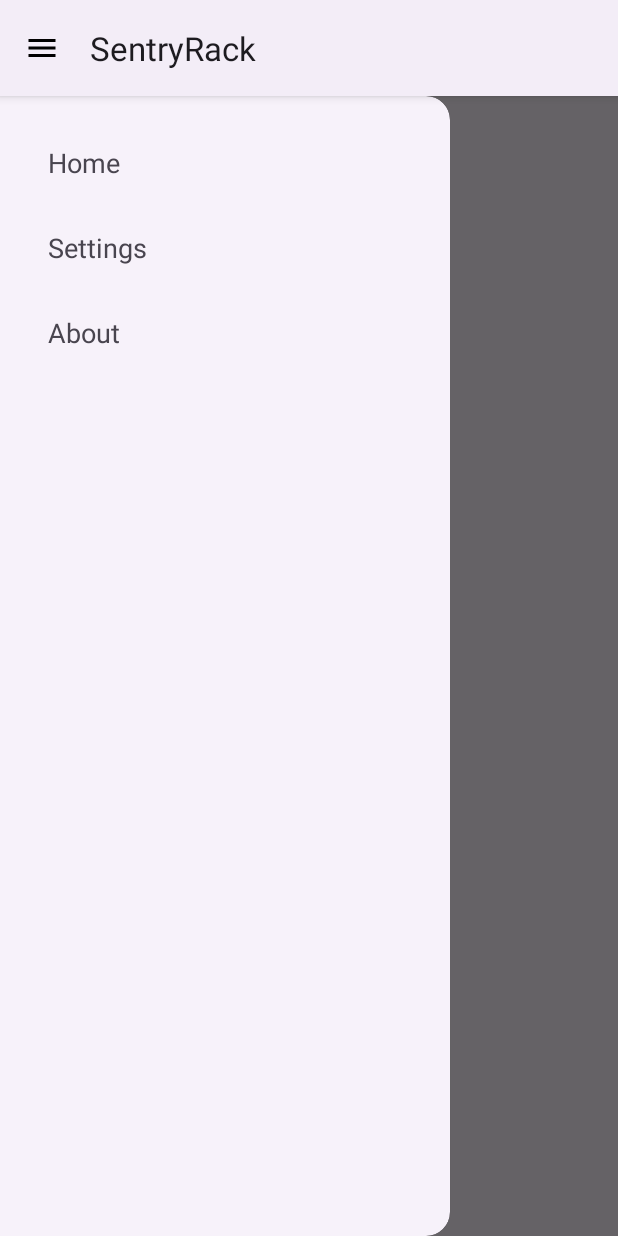
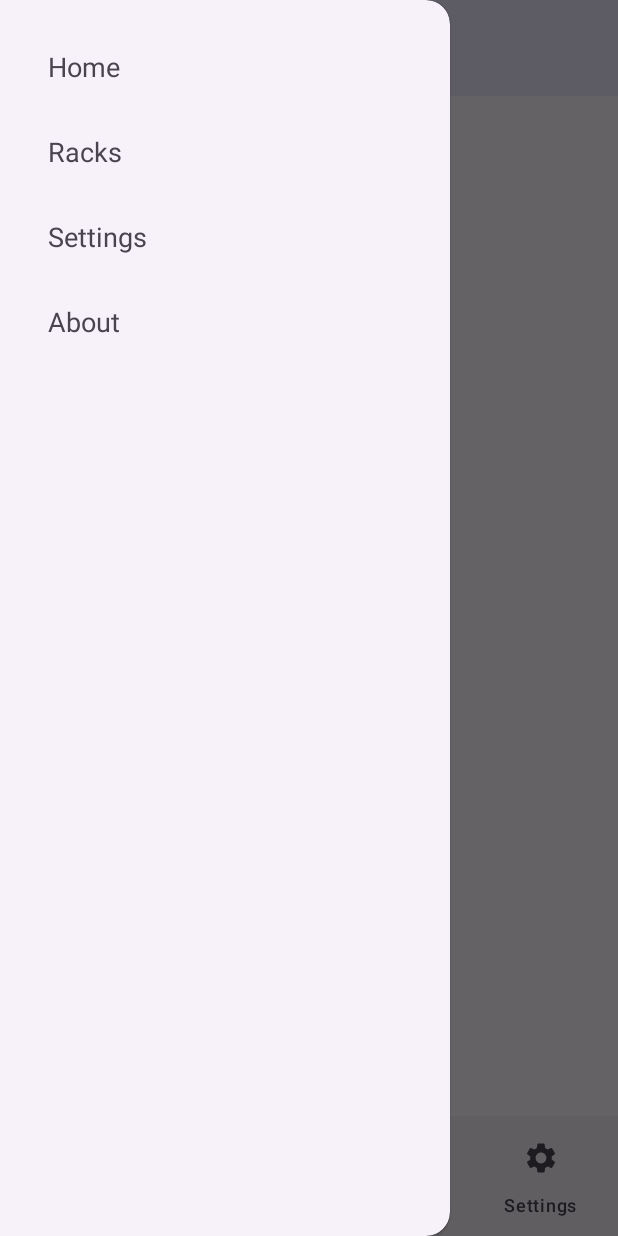
Before and after one commit to DucAnhVo9381/SentryRack, an Android app: the screen it shows after launch (MainActivity), after a tap on "Open navigation drawer", on a phone screen of 412 x 824 dp. Run offline under Robolectric (Android 15) with nearby library versions, the phone set to English and light mode, and no system bars.

Commit message:
Add bottom navigation, toolbar and Racks drawer item

```diff
--- a/app/src/main/java/ca/kava/it/sentryrack/MainActivity.java
+++ b/app/src/main/java/ca/kava/it/sentryrack/MainActivity.java
@@ -7,29 +7,32 @@ package ca.kava.it.sentryrack;
 import android.animation.Animator;
 import android.animation.AnimatorListenerAdapter;
 import android.animation.ObjectAnimator;
-import android.content.DialogInterface;
 import android.os.Bundle;
 import android.view.View;
 import android.view.animation.OvershootInterpolator;
+import android.widget.TextView;
 
-import androidx.activity.EdgeToEdge;
+import androidx.appcompat.app.ActionBarDrawerToggle;
 import androidx.appcompat.app.AlertDialog;
 import androidx.appcompat.app.AppCompatActivity;
 import androidx.core.graphics.Insets;
 import androidx.core.splashscreen.SplashScreen;
+import androidx.core.view.GravityCompat;
 import androidx.core.view.ViewCompat;
 import androidx.core.view.WindowInsetsCompat;
-import androidx.core.view.GravityCompat;
 import androidx.drawerlayout.widget.DrawerLayout;
-import androidx.appcompat.app.ActionBarDrawerToggle;
-import android.widget.TextView;
+import androidx.fragment.app.Fragment;
 
-
-
+import com.google.android.material.appbar.MaterialToolbar;
+import com.google.android.material.bottomnavigation.BottomNavigationView;
 
 public class MainActivity extends AppCompatActivity {
     // variable determines splash remains visible or disappears
     private volatile boolean keepSplash = true;
+
+    // Drawer and bottom bar are fields so every method can use them
+    private DrawerLayout drawerLayout;
+    private BottomNavigationView bottomNav;
 
     @Override
     protected void onCreate(Bundle savedInstanceState) {
@@ -80,8 +83,17 @@ public class MainActivity extends AppCompatActivity {
         findViewById(android.R.id.content).postDelayed(() -> keepSplash = false, 5000);
 
         setContentView(R.layout.activity_main);
+
+        /** Setup toolbar as the app bar
+         * @author Krushna
+         * @date 2026-09-28
+         */
+        // The toolbar lives inside the layout (not the window), so the drawer can slide over it
+        MaterialToolbar toolbar = findViewById(R.id.toolbar);
+        setSupportActionBar(toolbar);
+
         // Setup navigation drawer
-        DrawerLayout drawerLayout = findViewById(R.id.drawerLayout);
+        drawerLayout = findViewById(R.id.drawerLayout);
 
         ActionBarDrawerToggle drawerToggle = new ActionBarDrawerToggle(
                 this,
@@ -93,38 +105,81 @@ public class MainActivity extends AppCompatActivity {
         drawerLayout.addDrawerListener(drawerToggle);
         drawerToggle.syncState();
 
+        /** Fix drawer overlapping the status bar (edge-to-edge)
+         * @author Krushna
+         * @date 2026-09-28
+         */
+        // Adds padding equal to the status bar and gesture bar heights so drawer items are not hidden
+        ViewCompat.setOnApplyWindowInsetsListener(findViewById(R.id.navigationView), (v, insets) -> {
+            Insets bars = insets.getInsets(WindowInsetsCompat.Type.systemBars());
+            v.setPadding(0, bars.top, 0, bars.bottom);
+            return WindowInsetsCompat.CONSUMED;
+        });
+
         if (getSupportActionBar() != null) {
             getSupportActionBar().setDisplayHomeAsUpEnabled(true);
             getSupportActionBar().setHomeAsUpIndicator(R.drawable.ic_menu);
         }
+
+        /** Setup bottom navigation
+         * @author Krushna
+         * @date 2026-09-28
+         */
+        bottomNav = findViewById(R.id.bottomNavigation);
+
+        // Opens the matching screen when a bottom tab is tapped
+        bottomNav.setOnItemSelectedListener(item -> {
+            int id = item.getItemId();
+            Fragment fragment;
+
+            // if/else is used instead of switch because resource IDs are not final in newer Gradle versions
+            if (id == R.id.nav_racks) {
+                fragment = new RacksFragment();
+            } else if (id == R.id.nav_alerts) {
+                fragment = new AlertsFragment();
+            } else if (id == R.id.nav_settings) {
+                fragment = new SettingsFragment();
+            } else {
+                fragment = new HomeFragment();
+            }
+
+            showFragment(fragment);
+            return true;
+        });
+
+        // Show Home when the app first opens (not again after screen rotation)
+        if (savedInstanceState == null) {
+            bottomNav.setSelectedItemId(R.id.nav_home);
+        }
+
+        /** Setup drawer items and keep them in sync with the bottom navigation
+         * @author Krushna
+         * @date 2026-09-28
+         */
         TextView drawerHome = findViewById(R.id.drawerHome);
+        TextView drawerRacks = findViewById(R.id.drawerRacks);
         TextView drawerSettings = findViewById(R.id.drawerSettings);
         TextView drawerAbout = findViewById(R.id.drawerAbout);
 
+        // Home, Racks and Settings select the bottom tab, which also opens the screen
         drawerHome.setOnClickListener(v -> {
-            getSupportFragmentManager()
-                    .beginTransaction()
-                    .replace(R.id.mainContent, new HomeFragment())
-                    .commit();
+            bottomNav.setSelectedItemId(R.id.nav_home);
+            drawerLayout.closeDrawer(GravityCompat.START);
+        });
 
+        drawerRacks.setOnClickListener(v -> {
+            bottomNav.setSelectedItemId(R.id.nav_racks);
             drawerLayout.closeDrawer(GravityCompat.START);
         });
 
         drawerSettings.setOnClickListener(v -> {
-            getSupportFragmentManager()
-                    .beginTransaction()
-                    .replace(R.id.mainContent, new SettingsFragment())
-                    .commit();
-
+            bottomNav.setSelectedItemId(R.id.nav_settings);
             drawerLayout.closeDrawer(GravityCompat.START);
         });
 
+        // About is drawer-only, so it opens the screen directly
         drawerAbout.setOnClickListener(v -> {
-            getSupportFragmentManager()
-                    .beginTransaction()
-                    .replace(R.id.mainContent, new AboutFragment())
-                    .commit();
-
+            showFragment(new AboutFragment());
             drawerLayout.closeDrawer(GravityCompat.START);
         });
 
@@ -132,34 +187,42 @@ public class MainActivity extends AppCompatActivity {
          * @Author: Andres
          * @Date: 2028-09-26
          */
-        getOnBackPressedDispatcher().addCallback(this, new androidx.activity.OnBackPressedCallback(true){
+        getOnBackPressedDispatcher().addCallback(this, new androidx.activity.OnBackPressedCallback(true) {
             @Override
-            public void handleOnBackPressed(){
+            public void handleOnBackPressed() {
                 AlertDialog.Builder alertBuilder = new AlertDialog.Builder(MainActivity.this);
                 alertBuilder.setTitle(R.string.closing_app);
                 alertBuilder.setMessage(R.string.are_you_sure_you_want_to_close_sentryrack);
                 alertBuilder.setIcon(R.drawable.animated_logo);
                 alertBuilder.setCancelable(false)
-                        .setPositiveButton(R.string.yes, (dialog, which) ->{
-                                finish();
-                        }).setNegativeButton(R.string.no, (dialog, which) ->{
-                                dialog.dismiss();
+                        .setPositiveButton(R.string.yes, (dialog, which) -> {
+                            finish();
+                        }).setNegativeButton(R.string.no, (dialog, which) -> {
+                            dialog.dismiss();
                         });
                 alertBuilder.show();
             }
         });
     }
 
+    /** Replaces the screen shown in mainContent with the given fragment
+     * @author Krushna
+     * @date 2026-09-28
+     */
+    private void showFragment(Fragment fragment) {
+        getSupportFragmentManager()
+                .beginTransaction()
+                .replace(R.id.mainContent, fragment)
+                .commit();
+    }
+
     @Override
     public boolean onSupportNavigateUp() {
-        DrawerLayout drawerLayout = findViewById(R.id.drawerLayout);
-
-        if (drawerLayout.isDrawerOpen(androidx.core.view.GravityCompat.START)) {
-            drawerLayout.closeDrawer(androidx.core.view.GravityCompat.START);
+        if (drawerLayout.isDrawerOpen(GravityCompat.START)) {
+            drawerLayout.closeDrawer(GravityCompat.START);
         } else {
-            drawerLayout.openDrawer(androidx.core.view.GravityCompat.START);
+            drawerLayout.openDrawer(GravityCompat.START);
         }
-
         return true;
     }
 }
--- /dev/null
+++ b/app/src/main/res/drawable/ic_nav_alerts.xml
@@ -0,0 +1,11 @@
+<?xml version="1.0" encoding="utf-8"?>
+<vector xmlns:android="http://schemas.android.com/apk/res/android"
+    android:width="24dp"
+    android:height="24dp"
+    android:viewportWidth="24"
+    android:viewportHeight="24"
+    android:tint="?attr/colorControlNormal">
+    <path
+        android:fillColor="@android:color/white"
+        android:pathData="M12,22c1.1,0 2,-0.9 2,-2h-4c0,1.1 0.89,2 2,2zM18,16v-5c0,-3.07 -1.64,-5.64 -4.5,-6.32V4c0,-0.83 -0.67,-1.5 -1.5,-1.5s-1.5,0.67 -1.5,1.5v0.68C7.63,5.36 6,7.92 6,11v5l-2,2v1h16v-1l-2,-2z" />
+</vector>
--- /dev/null
+++ b/app/src/main/res/drawable/ic_nav_home.xml
@@ -0,0 +1,11 @@
+<?xml version="1.0" encoding="utf-8"?>
+<vector xmlns:android="http://schemas.android.com/apk/res/android"
+    android:width="24dp"
+    android:height="24dp"
+    android:viewportWidth="24"
+    android:viewportHeight="24"
+    android:tint="?attr/colorControlNormal">
+    <path
+        android:fillColor="@android:color/white"
+        android:pathData="M10,20v-6h4v6h5v-8h3L12,3 2,12h3v8z" />
+</vector>
--- /dev/null
+++ b/app/src/main/res/drawable/ic_nav_racks.xml
@@ -0,0 +1,11 @@
+<?xml version="1.0" encoding="utf-8"?>
+<vector xmlns:android="http://schemas.android.com/apk/res/android"
+    android:width="24dp"
+    android:height="24dp"
+    android:viewportWidth="24"
+    android:viewportHeight="24"
+    android:tint="?attr/colorControlNormal">
+    <path
+        android:fillColor="@android:color/white"
+        android:pathData="M20,13H4c-0.55,0 -1,0.45 -1,1v6c0,0.55 0.45,1 1,1h16c0.55,0 1,-0.45 1,-1v-6c0,-0.55 -0.45,-1 -1,-1zM7,19c-1.1,0 -2,-0.9 -2,-2s0.9,-2 2,-2 2,0.9 2,2 -0.9,2 -2,2zM20,3H4c-0.55,0 -1,0.45 -1,1v6c0,0.55 0.45,1 1,1h16c0.55,0 1,-0.45 1,-1V4c0,-0.55 -0.45,-1 -1,-1zM7,9c-1.1,0 -2,-0.9 -2,-2s0.9,-2 2,-2 2,0.9 2,2 -0.9,2 -2,2z" />
+</vector>
--- /dev/null
+++ b/app/src/main/res/drawable/ic_nav_settings.xml
@@ -0,0 +1,11 @@
+<?xml version="1.0" encoding="utf-8"?>
+<vector xmlns:android="http://schemas.android.com/apk/res/android"
+    android:width="24dp"
+    android:height="24dp"
+    android:viewportWidth="24"
+    android:viewportHeight="24"
+    android:tint="?attr/colorControlNormal">
+    <path
+        android:fillColor="@android:color/white"
+        android:pathData="M19.14,12.94c0.04,-0.3 0.06,-0.61 0.06,-0.94c0,-0.32 -0.02,-0.64 -0.07,-0.94l2.03,-1.58c0.18,-0.14 0.23,-0.41 0.12,-0.61l-1.92,-3.32c-0.12,-0.22 -0.37,-0.29 -0.59,-0.22l-2.39,0.96c-0.5,-0.38 -1.03,-0.7 -1.62,-0.94L14.4,2.81c-0.04,-0.24 -0.24,-0.41 -0.48,-0.41h-3.84c-0.24,0 -0.43,0.17 -0.47,0.41L9.25,5.35C8.66,5.59 8.12,5.92 7.63,6.29L5.24,5.33c-0.22,-0.08 -0.47,0 -0.59,0.22L2.74,8.87C2.62,9.08 2.66,9.34 2.86,9.48l2.03,1.58C4.84,11.36 4.8,11.69 4.8,12s0.02,0.64 0.07,0.94l-2.03,1.58c-0.18,0.14 -0.23,0.41 -0.12,0.61l1.92,3.32c0.12,0.22 0.37,0.29 0.59,0.22l2.39,-0.96c0.5,0.38 1.03,0.7 1.62,0.94l0.36,2.54c0.05,0.24 0.24,0.41 0.48,0.41h3.84c0.24,0 0.44,-0.17 0.47,-0.41l0.36,-2.54c0.59,-0.24 1.13,-0.56 1.62,-0.94l2.39,0.96c0.22,0.08 0.47,0 0.59,-0.22l1.92,-3.32c0.12,-0.22 0.07,-0.47 -0.12,-0.61L19.14,12.94zM12,15.6c-1.98,0 -3.6,-1.62 -3.6,-3.6s1.62,-3.6 3.6,-3.6s3.6,1.62 3.6,3.6S13.98,15.6 12,15.6z" />
+</vector>
--- a/app/src/main/res/layout/activity_main.xml
+++ b/app/src/main/res/layout/activity_main.xml
@@ -1,4 +1,8 @@
 <?xml version="1.0" encoding="utf-8"?>
+<!-- Andres Zambrano N01495324 ONC
+     Duc Anh Vo N01729381 0NC
+     Anvesh Rachakonda N01661293 ONC
+     Krushna Patel N01713093 ONC -->
 
 <androidx.drawerlayout.widget.DrawerLayout
     xmlns:android="http://schemas.android.com/apk/res/android"
@@ -9,11 +13,38 @@
     android:layout_height="match_parent"
     tools:context=".MainActivity">
 
-    <!-- Main application content -->
-    <FrameLayout
-        android:id="@+id/mainContent"
+    <!-- Main application content: toolbar, screen, bottom navigation
+         Toolbar and bottom navigation added by Krushna - 2026-09-28 -->
+    <LinearLayout
         android:layout_width="match_parent"
-        android:layout_height="match_parent" />
+        android:layout_height="match_parent"
+        android:fitsSystemWindows="true"
+        android:orientation="vertical">
+
+        <!-- Top app bar - inside the layout so the drawer slides over it -->
+        <com.google.android.material.appbar.MaterialToolbar
+            android:id="@+id/toolbar"
+            android:layout_width="match_parent"
+            android:layout_height="?attr/actionBarSize"
+            android:background="?attr/colorSurface"
+            android:elevation="4dp" />
+
+        <!-- Each screen (fragment) is shown here -->
+        <FrameLayout
+            android:id="@+id/mainContent"
+            android:layout_width="match_parent"
+            android:layout_height="0dp"
+            android:layout_weight="1" />
+
+        <!-- Bottom Navigation - tabs come from menu/bottom_nav_menu.xml -->
+        <com.google.android.material.bottomnavigation.BottomNavigationView
+            android:id="@+id/bottomNavigation"
+            android:layout_width="match_parent"
+            android:layout_height="wrap_content"
+            app:labelVisibilityMode="labeled"
+            app:menu="@menu/bottom_nav_menu" />
+
+    </LinearLayout>
 
     <!-- Navigation Drawer -->
     <com.google.android.material.navigation.NavigationView
--- a/app/src/main/res/layout/ar_navigation_drawer.xml
+++ b/app/src/main/res/layout/ar_navigation_drawer.xml
@@ -1,4 +1,8 @@
 <?xml version="1.0" encoding="utf-8"?>
+<!-- Andres Zambrano N01495324 ONC
+     Duc Anh Vo N01729381 0NC
+     Anvesh Rachakonda N01661293 ONC
+     Krushna Patel N01713093 ONC -->
 
 <LinearLayout
     xmlns:android="http://schemas.android.com/apk/res/android"
@@ -17,6 +21,16 @@
         android:textSize="18sp"
         android:padding="16dp" />
 
+    <!-- Racks drawer item - added by Krushna - 2026-09-28 -->
+    <TextView
+        android:id="@+id/drawerRacks"
+        android:layout_width="match_parent"
+        android:layout_height="wrap_content"
+        android:clickable="true"
+        android:focusable="true"
+        android:text="@string/nav_racks"
+        android:textSize="18sp"
+        android:padding="16dp" />
 
     <TextView
         android:id="@+id/drawerSettings"
--- /dev/null
+++ b/app/src/main/res/menu/bottom_nav_menu.xml
@@ -0,0 +1,27 @@
+<?xml version="1.0" encoding="utf-8"?>
+<!-- Andres Zambrano N01495324 ONC
+     Duc Anh Vo N01729381 0NC
+     Anvesh Rachakonda N01661293 ONC
+     Krushna Patel N01713093 ONC -->
+
+<!-- Bottom navigation tabs
+     @author Krushna
+     @date 2026-09-28 -->
+<menu xmlns:android="http://schemas.android.com/apk/res/android">
+    <item
+        android:id="@+id/nav_home"
+        android:icon="@drawable/ic_nav_home"
+        android:title="@string/home" />
+    <item
+        android:id="@+id/nav_racks"
+        android:icon="@drawable/ic_nav_racks"
+        android:title="@string/nav_racks" />
+    <item
+        android:id="@+id/nav_alerts"
+        android:icon="@drawable/ic_nav_alerts"
+        android:title="@string/nav_alerts" />
+    <item
+        android:id="@+id/nav_settings"
+        android:icon="@drawable/ic_nav_settings"
+        android:title="@string/settings" />
+</menu>
--- a/app/src/main/res/values/strings.xml
+++ b/app/src/main/res/values/strings.xml
@@ -14,6 +14,11 @@
     <string name="about">About</string>
     <string name="open_drawer">Open navigation drawer</string>
     <string name="close_drawer">Close navigation drawer</string>
+
+    <!-- Bottom navigation -->
+    <string name="nav_racks">Racks</string>
+    <string name="nav_alerts">Alerts</string>
+
     <!-- TODO: Remove or change this placeholder text -->
     <string name="hello_blank_fragment">Hello blank fragment</string>
 </resources>
--- a/app/src/main/res/values/themes.xml
+++ b/app/src/main/res/values/themes.xml
@@ -5,6 +5,8 @@
         <item name="colorPrimary">@color/colorPrimary</item>
         <item name="colorSecondary">@color/colorSecondary</item>
         <item name="colorTertiary">@color/colorTertiary</item>
+        <item name="windowActionBar">false</item>
+        <item name="windowNoTitle">true</item>
     </style>
 
     <!-- Main app theme after splash screen finished -->
```
Also changed, not shown: app/src/main/java/ca/kava/it/sentryrack/AlertsFragment.java (added, +29 -0 lines), app/src/main/java/ca/kava/it/sentryrack/RacksFragment.java (added, +29 -0 lines), app/src/main/res/layout/fragment_alerts.xml (added, +21 -0 lines), app/src/main/res/layout/fragment_racks.xml (added, +21 -0 lines), 1 other file.
